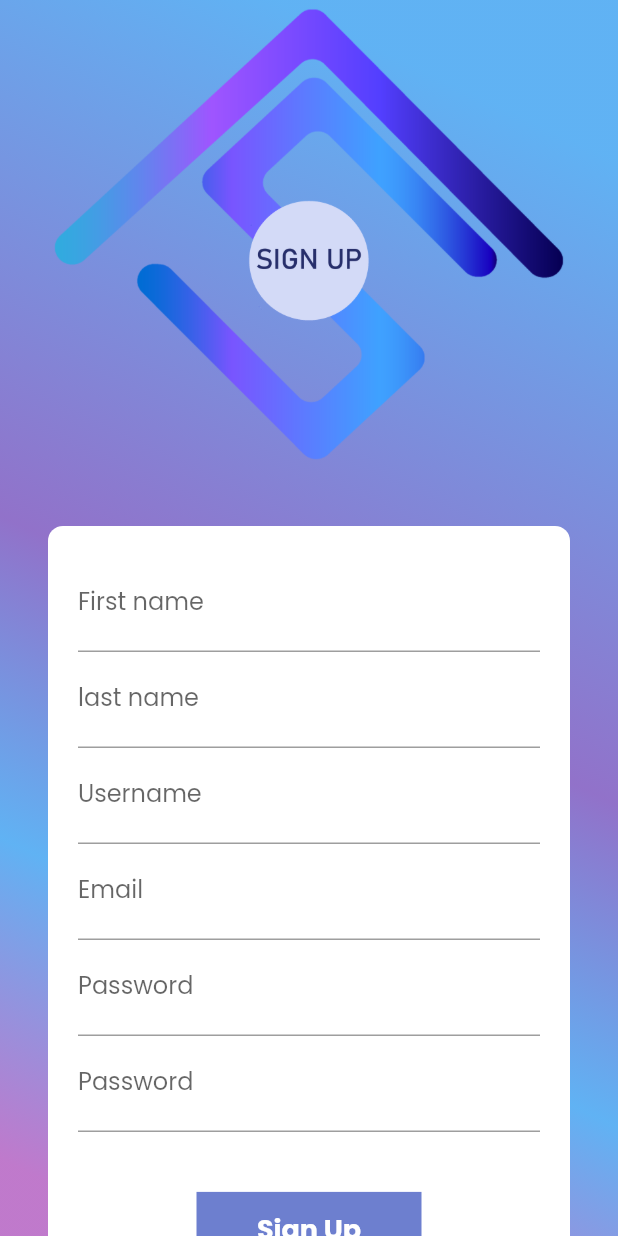
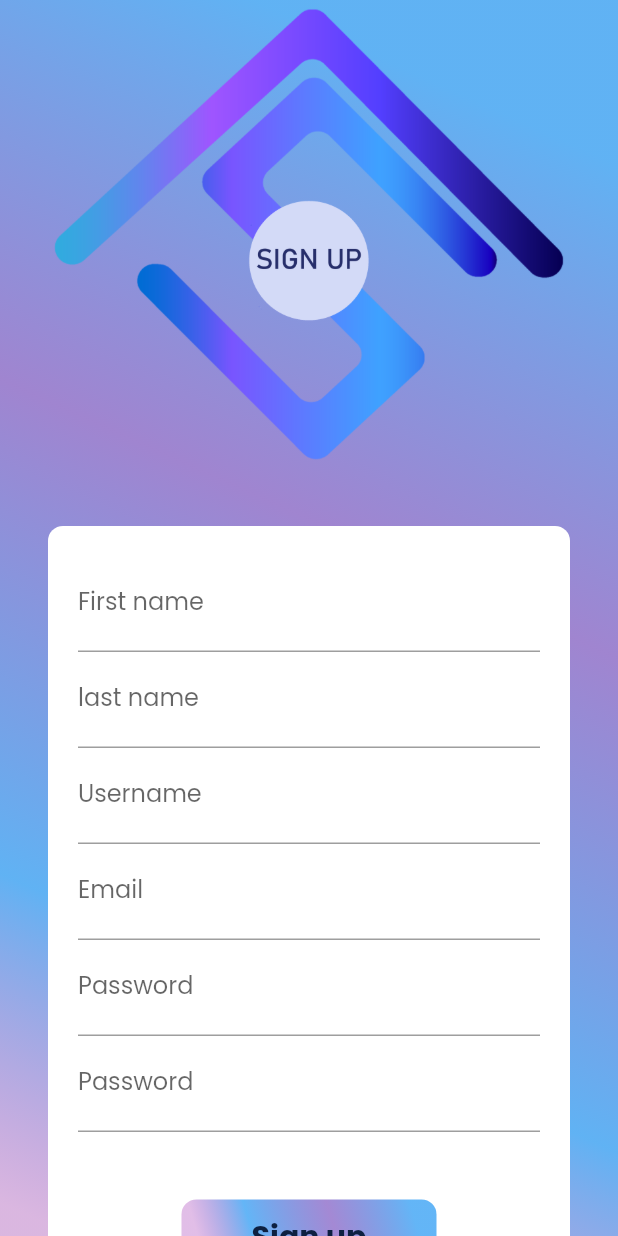
Before and after one commit to SajjadAli9470/devapp, a Flutter app: the SignPage screen opened by its route, on a phone screen of 412 x 824 dp. Run offline on Flutter 3.47's test engine with Material 2 defaults, Android fonts, the light colour scheme and no system bars; drawn by our look-alikes of velocity_x; our stand-ins replace google_fonts; network calls fail.

Commit message:
firebase integration

```diff
--- a/techstore/lib/main.dart
+++ b/techstore/lib/main.dart
@@ -39,7 +39,7 @@ class MyApp extends StatelessWidget {
       theme: MyTheme.lightTheme(context),
       darkTheme: MyTheme.darkTheme(context),
       debugShowCheckedModeBanner: false,
-      initialRoute: MyRoutes.SignRoute,
+      initialRoute: MyRoutes.loginRoute,
       routes: {
         // "/": (context) => HomePage(),
         MyRoutes.homeRoute: (context) => HomePage(),
--- a/techstore/lib/pages/signup_page.dart
+++ b/techstore/lib/pages/signup_page.dart
@@ -63,14 +63,14 @@ class _SignPageState extends State<SignPage> {
                 begin: Alignment.topRight,
                 end: Alignment.bottomLeft,
                 // Add one stop for each color. Stops should increase from 0 to 1
-                stops: const [0.1, 0.5, 0.7, 0.9],
+                stops: const [0.1, 0.4, 0.7, 0.9],
                 // ignore: prefer_const_literals_to_create_immutables
                 colors: [
                   // Colors are easy thanks to Flutter's Colors class.
                   Colors.blue.withOpacity(0.7),
-                  Colors.deepPurple.withOpacity(0.7),
+                  Colors.deepPurple.withOpacity(0.6),
                   Colors.blue.withOpacity(0.7),
-                  Colors.purple.withOpacity(0.6),
+                  Colors.purple.withOpacity(0.3),
                 ],
               ),
             ),
@@ -192,34 +192,72 @@ class _SignPageState extends State<SignPage> {
                         SizedBox(
                           height: 40.0,
                         ),
-                        InkWell(
-                          onTap: () => {movetoHome(context)},
-                          child: AnimatedContainer(
-                            duration: Duration(seconds: 1),
-                            width: changeButton ? 50 : 150,
-                            height: 50,
-                            alignment: Alignment.center,
-                            decoration: BoxDecoration(
-                              color: MyTheme.lightBluishColor,
-                              shape: changeButton
-                                  ? BoxShape.circle
-                                  : BoxShape.rectangle,
-                              // borderRadius: BorderRadius.circular(50)),
+                        Container(
+                          margin: EdgeInsets.all(5.0),
+                          decoration: BoxDecoration(
+                            gradient: LinearGradient(
+                              // Where the linear gradient begins and ends
+                              begin: Alignment.topRight,
+                              end: Alignment.bottomLeft,
+                              // Add one stop for each color. Stops should increase from 0 to 1
+                              stops: const [0.1, 0.4, 0.7, 0.9],
+                              // ignore: prefer_const_literals_to_create_immutables
+                              colors: [
+                                // Colors are easy thanks to Flutter's Colors class.
+                                Colors.blue.withOpacity(0.7),
+                                Colors.deepPurple.withOpacity(0.6),
+                                Colors.blue.withOpacity(0.7),
+                                Colors.purple.withOpacity(0.3),
+                              ],
                             ),
-                            child: changeButton
-                                ? Icon(
-                                    Icons.done,
-                                    color: Colors.white,
-                                  )
-                                : Text(
-                                    "Sign Up",
-                                    style: TextStyle(
-                                        color: Colors.white,
-                                        fontWeight: FontWeight.bold,
-                                        fontSize: 18),
-                                  ),
+                            // color: Color.fromARGB(255, 31, 3, 29),
+                            borderRadius: BorderRadius.all(Radius.circular(10)),
+                          ),
+                          width: 170,
+                          height: 50,
+                          child: MaterialButton(
+                            onPressed: () {
+                              movetoHome(context);
+                            },
+                            child: const Text(
+                              "Sign up",
+                              style: TextStyle(
+                                  color: Color.fromARGB(255, 13, 32, 65),
+                                  fontSize: 20.0,
+                                  fontWeight: FontWeight.bold),
+                            ),
                           ),
                         ),
+                        Text("@copyright 2022 TechStore")
+                        // InkWell(
+                        //   onTap: () => {movetoHome(context)},
+                        //   child: AnimatedContainer(
+                        //     duration: Duration(seconds: 1),
+                        //     width: changeButton ? 50 : 150,
+                        //     height: 50,
+                        //     alignment: Alignment.center,
+
+                        //     // decoration: BoxDecoration(
+                        //     //   color: MyTheme.lightBluishColor,
+                        //     //   shape: changeButton
+                        //     //       ? BoxShape.circle
+                        //     //       : BoxShape.rectangle,
+                        //     //   // borderRadius: BorderRadius.circular(50)),
+                        //     // ),
+                        //     child: changeButton
+                        //         ? Icon(
+                        //             Icons.done,
+                        //             color: Colors.white,
+                        //           )
+                        //         : Text(
+                        //             "Sign Up",
+                        //             style: TextStyle(
+                        //                 color: Colors.white,
+                        //                 fontWeight: FontWeight.bold,
+                        //                 fontSize: 18),
+                        //           ),
+                        //   ),
+                        // ),
                       ],
                     ),
                   ),
```
Also changed, not shown: techstore/lib/pages/login_page.dart (+90 -25 lines), 4 other files.
